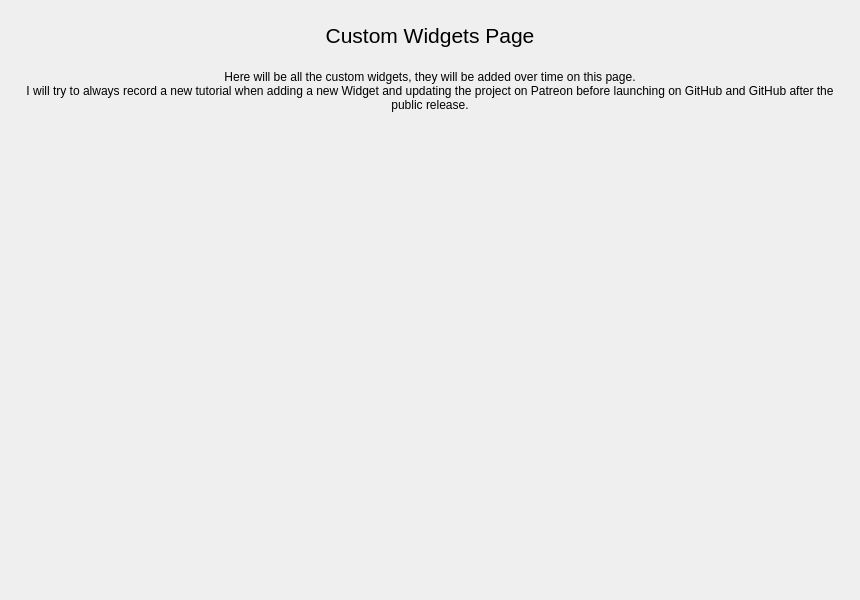
Above: gui/uis/pages/main_pages.ui from Pygentechzw/caseLaws before the change. Below: the same form after it.
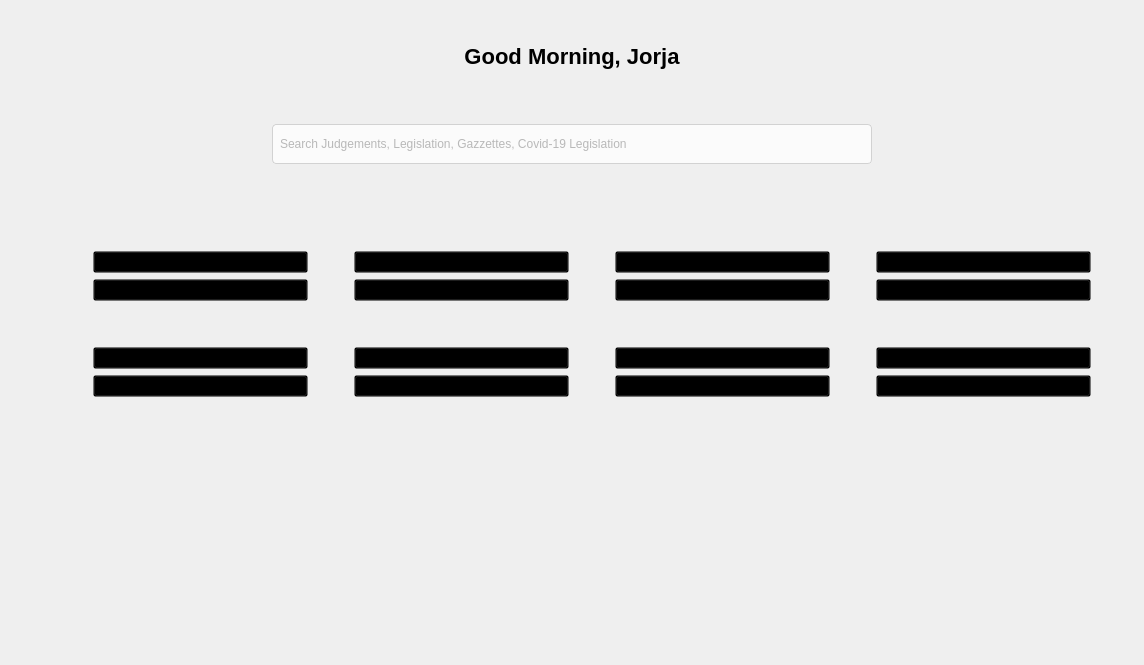
That is the form after the change. Icons and pictures are not drawn.

Commit message: Second Commit (Designed Home Page)

Patch:
```diff
--- a/gui/uis/pages/main_pages.ui
+++ b/gui/uis/pages/main_pages.ui
@@ -6,8 +6,8 @@
    <rect>
     <x>0</x>
     <y>0</y>
-    <width>860</width>
-    <height>600</height>
+    <width>1144</width>
+    <height>665</height>
    </rect>
   </property>
   <property name="windowTitle">
@@ -144,6 +144,701 @@
        </item>
       </layout>
      </widget>
+     <widget class="QWidget" name="caseLawHome">
+      <layout class="QGridLayout" name="gridLayout">
+       <item row="0" column="0">
+        <widget class="QScrollArea" name="scrollArea">
+         <property name="styleSheet">
+          <string notr="true">QWidget{ background-color: transparent ;}
+QScrollArea{
+	background-color: transparent;
+	border:none;}
+
+QScrollBar:horizontal
+    {
+        height: 15px;
+        margin: 3px 15px 3px 15px;
+        border: 3px transparent #2A2929;
+        border-radius: 4px;
+        background-color: black;    /* #2A2929; */
+    }
+
+
+    QScrollBar::handle:horizontal
+    {
+        background-color: white;      /* #605F5F; */
+        min-width: 5px;
+        border-radius: 4px;
+    }
+
+    QScrollBar::add-line:horizontal
+    {
+        margin: 0px 3px 0px 3px;
+        border-image: url(:/qss_icons/rc/right_arrow_disabled.png);
+        width: 10px;
+        height: 10px;
+        subcontrol-position: right;
+        subcontrol-origin: margin;
+    }
+
+    QScrollBar::sub-line:horizontal
+    {
+        margin: 0px 3px 0px 3px;
+        border-image: url(:/qss_icons/rc/left_arrow_disabled.png);
+        height: 10px;
+        width: 10px;
+        subcontrol-position: left;
+        subcontrol-origin: margin;
+    }
+
+    QScrollBar::add-line:horizontal:hover,QScrollBar::add-line:horizontal:on
+    {
+        border-image: url(:/qss_icons/rc/right_arrow.png);
+        height: 10px;
+        width: 10px;
+        subcontrol-position: right;
+        subcontrol-origin: margin;
+    }
+
+
+    QScrollBar::sub-line:horizontal:hover, QScrollBar::sub-line:horizontal:on
+    {
+        border-image: url(:/qss_icons/rc/left_arrow.png);
+        height: 10px;
+        width: 10px;
+        subcontrol-position: left;
+        subcontrol-origin: margin;
+    }
+
+    QScrollBar::up-arrow:horizontal, QScrollBar::down-arrow:horizontal
+    {
+        background: none;
+    }
+
+
+    QScrollBar::add-page:horizontal, QScrollBar::sub-page:horizontal
+    {
+        background: none;
+    }
+
+    QScrollBar:vertical
+    {
+        background-color:#EAEDED;
+        width: 15px;
+        margin: 15px 3px 15px 3px;
+        border: 1px transparent #2A2929;
+        border-radius: 4px;
+    }
+
+    QScrollBar::handle:vertical
+    {
+        background-color: #C7C7C7;         /* #605F5F; */
+        min-height: 9px;
+        border-radius: 4px;
+    }
+
+    QScrollBar::handle:vertical::hover{
+background-color: rgb(0, 95, 184);
+ min-height: 25px;
+        border-radius: 4px;
+}
+
+    QScrollBar::sub-line:vertical
+    {
+        margin: 3px 0px 3px 0px;
+        border-image: url(:/qss_icons/rc/up_arrow_disabled.png);
+        height: 10px;
+        width: 10px;
+        subcontrol-position: top;
+        subcontrol-origin: margin;
+    }
+
+    QScrollBar::add-line:vertical
+    {
+        margin: 3px 0px 3px 0px;
+        border-image: url(:/qss_icons/rc/down_arrow_disabled.png);
+        height: 10px;
+        width: 10px;
+        subcontrol-position: bottom;
+        subcontrol-origin: margin;
+    }
+
+    QScrollBar::sub-line:vertical:hover,QScrollBar::sub-line:vertical:on
+    {
+        border-image: url(:/qss_icons/rc/up_arrow.png);
+        height: 10px;
+        width: 10px;
+        subcontrol-position: top;
+        subcontrol-origin: margin;
+    }
+
+    QScrollBar::add-line:vertical:hover, QScrollBar::add-line:vertical:on
+    {
+        border-image: url(:/qss_icons/rc/down_arrow.png);
+        height: 10px;
+        width: 10px;
+        subcontrol-position: bottom;
+        subcontrol-origin: margin;
+    }
+
+    QScrollBar::up-arrow:vertical, QScrollBar::down-arrow:vertical
+    {
+        background: none;
+    }
+
+    QScrollBar::add-page:vertical, QScrollBar::sub-page:vertical
+    {
+        background: none;
+    }</string>
+         </property>
+         <property name="widgetResizable">
+          <bool>true</bool>
+         </property>
+         <widget class="QWidget" name="scrollAreaWidgetContents">
+          <property name="geometry">
+           <rect>
+            <x>0</x>
+            <y>0</y>
+            <width>1116</width>
+            <height>637</height>
+           </rect>
+          </property>
+          <layout class="QGridLayout" name="gridLayout_3">
+           <item row="0" column="0">
+            <layout class="QGridLayout" name="gridLayout_2">
+             <item row="1" column="0">
+              <spacer name="verticalSpacer_7">
+               <property name="orientation">
+                <enum>Qt::Vertical</enum>
+               </property>
+               <property name="sizeType">
+                <enum>QSizePolicy::Minimum</enum>
+               </property>
+               <property name="sizeHint" stdset="0">
+                <size>
+                 <width>20</width>
+                 <height>20</height>
+                </size>
+               </property>
+              </spacer>
+             </item>
+             <item row="0" column="0" colspan="2">
+              <widget class="QFrame" name="frame">
+               <property name="styleSheet">
+                <string notr="true"/>
+               </property>
+               <property name="frameShape">
+                <enum>QFrame::StyledPanel</enum>
+               </property>
+               <property name="frameShadow">
+                <enum>QFrame::Raised</enum>
+               </property>
+               <layout class="QGridLayout" name="gridLayout_5">
+                <item row="0" column="0">
+                 <layout class="QGridLayout" name="gridLayout_4">
+                  <property name="topMargin">
+                   <number>11</number>
+                  </property>
+                  <property name="bottomMargin">
+                   <number>11</number>
+                  </property>
+                  <property name="verticalSpacing">
+                   <number>15</number>
+                  </property>
+                  <item row="2" column="1">
+                   <widget class="QLineEdit" name="lineEdit">
+                    <property name="minimumSize">
+                     <size>
+                      <width>600</width>
+                      <height>40</height>
+                     </size>
+                    </property>
+                    <property name="styleSheet">
+                     <string notr="true">QLineEdit {
+	/*background-color: qlineargradient(spread:pad, x1:0, y1:0, x2:1, y2:1, stop:0 rgba(58, 74, 99, 255), stop:1 rgba(84, 84, 160, 251));*/
+	background-color: #fbfbfb;
+	border-radius:4px;
+	border:1px solid #d2d2d2;
+	padding: 5px;
+	selection-color:white;
+	selection-background-color:rgb(113, 113, 113);
+	color:rgb(118, 118, 118);
+    
+}
+QLineEdit:focus {
+	border:2px solid #005fb8;
+color: black;
+font-weight:600;}
+</string>
+                    </property>
+                    <property name="placeholderText">
+                     <string>Search Judgements, Legislation, Gazzettes, Covid-19 Legislation</string>
+                    </property>
+                   </widget>
+                  </item>
+                  <item row="2" column="2">
+                   <spacer name="horizontalSpacer_2">
+                    <property name="orientation">
+                     <enum>Qt::Horizontal</enum>
+                    </property>
+                    <property name="sizeHint" stdset="0">
+                     <size>
+                      <width>40</width>
+                      <height>20</height>
+                     </size>
+                    </property>
+                   </spacer>
+                  </item>
+                  <item row="2" column="0">
+                   <spacer name="horizontalSpacer">
+                    <property name="orientation">
+                     <enum>Qt::Horizontal</enum>
+                    </property>
+                    <property name="sizeHint" stdset="0">
+                     <size>
+                      <width>40</width>
+                      <height>20</height>
+                     </size>
+                    </property>
+                   </spacer>
+                  </item>
+                  <item row="0" column="0" colspan="3">
+                   <widget class="QLabel" name="label_2">
+                    <property name="styleSheet">
+                     <string notr="true">font-weight:800;
+font-size:22px;</string>
+                    </property>
+                    <property name="text">
+                     <string>Good Morning, Jorja</string>
+                    </property>
+                    <property name="alignment">
+                     <set>Qt::AlignCenter</set>
+                    </property>
+                    <property name="wordWrap">
+                     <bool>true</bool>
+                    </property>
+                   </widget>
+                  </item>
+                  <item row="1" column="1">
+                   <spacer name="verticalSpacer_3">
+                    <property name="orientation">
+                     <enum>Qt::Vertical</enum>
+                    </property>
+                    <property name="sizeType">
+                     <enum>QSizePolicy::Minimum</enum>
+                    </property>
+                    <property name="sizeHint" stdset="0">
+                     <size>
+                      <width>20</width>
+                      <height>40</height>
+                     </size>
+                    </property>
+                   </spacer>
+                  </item>
+                 </layout>
+                </item>
+               </layout>
+              </widget>
+             </item>
+             <item row="2" column="0" colspan="2">
+              <widget class="QFrame" name="frame_2">
+               <property name="minimumSize">
+                <size>
+                 <width>0</width>
+                 <height>100</height>
+                </size>
+               </property>
+               <property name="styleSheet">
+                <string notr="true">QFrame{background-color: transparent;border: 0px solid #E5E5E5;border-radius: 8px;padding:2px;}
+color: rgb(245, 245, 245);</string>
+               </property>
+               <property name="frameShape">
+                <enum>QFrame::StyledPanel</enum>
+               </property>
+               <property name="frameShadow">
+                <enum>QFrame::Raised</enum>
+               </property>
+               <layout class="QGridLayout" name="gridLayout_13">
+                <item row="0" column="0">
+                 <layout class="QGridLayout" name="gridLayout_12">
+                  <property name="leftMargin">
+                   <number>10</number>
+                  </property>
+                  <property name="topMargin">
+                   <number>10</number>
+                  </property>
+                  <property name="rightMargin">
+                   <number>10</number>
+                  </property>
+                  <property name="bottomMargin">
+                   <number>10</number>
+                  </property>
+                  <item row="1" column="0">
+                   <layout class="QGridLayout" name="gridLayout_10">
+                    <property name="leftMargin">
+                     <number>10</number>
+                    </property>
+                    <property name="rightMargin">
+                     <number>10</number>
+                    </property>
+                    <item row="0" column="5">
+                     <layout class="QGridLayout" name="gridLayout_7">
+                      <item row="0" column="0">
+                       <widget class="QPushButton" name="pushButton_6">
+                        <property name="cursor">
+                         <cursorShape>PointingHandCursor</cursorShape>
+                        </property>
+                        <property name="text">
+                         <string/>
+                        </property>
+                        <property name="iconSize">
+                         <size>
+                          <width>60</width>
+                          <height>60</height>
+                         </size>
+                        </property>
+                       </widget>
+                      </item>
+                      <item row="1" column="0">
+                       <widget class="QPushButton" name="pushButton_5">
+                        <property name="cursor">
+                         <cursorShape>PointingHandCursor</cursorShape>
+                        </property>
+                        <property name="text">
+                         <string>Covid-19 Legislation</string>
+                        </property>
+                       </widget>
+                      </item>
+                     </layout>
+                    </item>
+                    <item row="0" column="2">
+                     <spacer name="horizontalSpacer_3">
+                      <property name="orientation">
+                       <enum>Qt::Horizontal</enum>
+                      </property>
+                      <property name="sizeType">
+                       <enum>QSizePolicy::Minimum</enum>
+                      </property>
+                      <property name="sizeHint" stdset="0">
+                       <size>
+                        <width>40</width>
+                        <height>20</height>
+                       </size>
+                      </property>
+                     </spacer>
+                    </item>
+                    <item row="0" column="3">
+                     <layout class="QGridLayout" name="gridLayout_8">
+                      <item row="0" column="0">
+                       <widget class="QPushButton" name="pushButton_4">
+                        <property name="cursor">
+                         <cursorShape>PointingHandCursor</cursorShape>
+                        </property>
+                        <property name="text">
+                         <string/>
+                        </property>
+                        <property name="iconSize">
+                         <size>
+                          <width>60</width>
+                          <height>60</height>
+                         </size>
+                        </property>
+                       </widget>
+                      </item>
+                      <item row="1" column="0">
+                       <widget class="QPushButton" name="pushButton_3">
+                        <property name="cursor">
+                         <cursorShape>PointingHandCursor</cursorShape>
+                        </property>
+                        <property name="text">
+                         <string>Legislation</string>
+                        </property>
+                       </widget>
+                      </item>
+                     </layout>
+                    </item>
+                    <item row="0" column="1">
+                     <layout class="QGridLayout" name="gridLayout_9">
+                      <item row="0" column="0">
+                       <widget class="QPushButton" name="pushButton_2">
+                        <property name="cursor">
+                         <cursorShape>PointingHandCursor</cursorShape>
+                        </property>
+                        <property name="text">
+                         <string/>
+                        </property>
+                        <property name="iconSize">
+                         <size>
+                          <width>60</width>
+                          <height>60</height>
+                         </size>
+                        </property>
+                       </widget>
+                      </item>
+                      <item row="1" column="0">
+                       <widget class="QPushButton" name="pushButton">
+                        <property name="cursor">
+                         <cursorShape>PointingHandCursor</cursorShape>
+                        </property>
+                        <property name="text">
+                         <string>Judgements</string>
+                        </property>
+                       </widget>
+                      </item>
+                     </layout>
+                    </item>
+                    <item row="2" column="7">
+                     <widget class="QPushButton" name="pushButton_18">
+                      <property name="cursor">
+                       <cursorShape>PointingHandCursor</cursorShape>
+                      </property>
+                      <property name="text">
+                       <string/>
+                      </property>
+                      <property name="iconSize">
+                       <size>
+                        <width>60</width>
+                        <height>60</height>
+                       </size>
+                      </property>
+                     </widget>
+                    </item>
+                    <item row="2" column="3">
+                     <widget class="QPushButton" name="pushButton_10">
+                      <property name="cursor">
+                       <cursorShape>PointingHandCursor</cursorShape>
+                      </property>
+                      <property name="text">
+                       <string/>
+                      </property>
+                      <property name="iconSize">
+                       <size>
+                        <width>60</width>
+                        <height>60</height>
+                       </size>
+                      </property>
+                     </widget>
+                    </item>
+                    <item row="3" column="1">
+                     <widget class="QPushButton" name="pushButton_15">
+                      <property name="cursor">
+                       <cursorShape>PointingHandCursor</cursorShape>
+                      </property>
+                      <property name="text">
+                       <string>Judges</string>
+                      </property>
+                     </widget>
+                    </item>
+                    <item row="3" column="7">
+                     <widget class="QPushButton" name="pushButton_19">
+                      <property name="cursor">
+                       <cursorShape>PointingHandCursor</cursorShape>
+                      </property>
+                      <property name="text">
+                       <string>Documents</string>
+                      </property>
+                     </widget>
+                    </item>
+                    <item row="2" column="1">
+                     <widget class="QPushButton" name="pushButton_14">
+                      <property name="cursor">
+                       <cursorShape>PointingHandCursor</cursorShape>
+                      </property>
+                      <property name="text">
+                       <string/>
+                      </property>
+                      <property name="iconSize">
+                       <size>
+                        <width>60</width>
+                        <height>60</height>
+                       </size>
+                      </property>
+                     </widget>
+                    </item>
+                    <item row="1" column="3">
+                     <spacer name="verticalSpacer_2">
+                      <property name="orientation">
+                       <enum>Qt::Vertical</enum>
+                      </property>
+                      <property name="sizeHint" stdset="0">
+                       <size>
+                        <width>20</width>
+                        <height>40</height>
+                       </size>
+                      </property>
+                     </spacer>
+                    </item>
+                    <item row="6" column="5">
+                     <spacer name="verticalSpacer_5">
+                      <property name="orientation">
+                       <enum>Qt::Vertical</enum>
+                      </property>
+                      <property name="sizeHint" stdset="0">
+                       <size>
+                        <width>20</width>
+                        <height>40</height>
+                       </size>
+                      </property>
+                     </spacer>
+                    </item>
+                    <item row="2" column="5">
+                     <widget class="QPushButton" name="pushButton_16">
+                      <property name="cursor">
+                       <cursorShape>PointingHandCursor</cursorShape>
+                      </property>
+                      <property name="text">
+                       <string/>
+                      </property>
+                      <property name="iconSize">
+                       <size>
+                        <width>60</width>
+                        <height>60</height>
+                       </size>
+                      </property>
+                     </widget>
+                    </item>
+                    <item row="3" column="3">
+                     <widget class="QPushButton" name="pushButton_11">
+                      <property name="cursor">
+                       <cursorShape>PointingHandCursor</cursorShape>
+                      </property>
+                      <property name="text">
+                       <string>Courts</string>
+                      </property>
+                     </widget>
+                    </item>
+                    <item row="0" column="6">
+                     <spacer name="horizontalSpacer_6">
+                      <property name="orientation">
+                       <enum>Qt::Horizontal</enum>
+                      </property>
+                      <property name="sizeType">
+                       <enum>QSizePolicy::Minimum</enum>
+                      </property>
+                      <property name="sizeHint" stdset="0">
+                       <size>
+                        <width>40</width>
+                        <height>20</height>
+                       </size>
+                      </property>
+                     </spacer>
+                    </item>
+                    <item row="0" column="7">
+                     <layout class="QGridLayout" name="gridLayout_6">
+                      <item row="0" column="0">
+                       <widget class="QPushButton" name="pushButton_8">
+                        <property name="cursor">
+                         <cursorShape>PointingHandCursor</cursorShape>
+                        </property>
+                        <property name="text">
+                         <string/>
+                        </property>
+                        <property name="iconSize">
+                         <size>
+                          <width>60</width>
+                          <height>60</height>
+                         </size>
+                        </property>
+                       </widget>
+                      </item>
+                      <item row="1" column="0">
+                       <widget class="QPushButton" name="pushButton_7">
+                        <property name="cursor">
+                         <cursorShape>PointingHandCursor</cursorShape>
+                        </property>
+                        <property name="text">
+                         <string>Gazettes</string>
+                        </property>
+                       </widget>
+                      </item>
+                     </layout>
+                    </item>
+                    <item row="0" column="4">
+                     <spacer name="horizontalSpacer_4">
+                      <property name="orientation">
+                       <enum>Qt::Horizontal</enum>
+                      </property>
+                      <property name="sizeType">
+                       <enum>QSizePolicy::Minimum</enum>
+                      </property>
+                      <property name="sizeHint" stdset="0">
+                       <size>
+                        <width>40</width>
+                        <height>20</height>
+                       </size>
+                      </property>
+                     </spacer>
+                    </item>
+                    <item row="3" column="5">
+                     <widget class="QPushButton" name="pushButton_17">
+                      <property name="cursor">
+                       <cursorShape>PointingHandCursor</cursorShape>
+                      </property>
+                      <property name="text">
+                       <string>Speeches</string>
+                      </property>
+                     </widget>
+                    </item>
+                    <item row="0" column="0">
+                     <spacer name="horizontalSpacer_5">
+                      <property name="orientation">
+                       <enum>Qt::Horizontal</enum>
+                      </property>
+                      <property name="sizeType">
+                       <enum>QSizePolicy::Minimum</enum>
+                      </property>
+                      <property name="sizeHint" stdset="0">
+                       <size>
+                        <width>40</width>
+                        <height>20</height>
+                       </size>
+                      </property>
+                     </spacer>
+                    </item>
+                   </layout>
+                  </item>
+                  <item row="0" column="0">
+                   <spacer name="verticalSpacer_4">
+                    <property name="orientation">
+                     <enum>Qt::Vertical</enum>
+                    </property>
+                    <property name="sizeType">
+                     <enum>QSizePolicy::Minimum</enum>
+                    </property>
+                    <property name="sizeHint" stdset="0">
+                     <size>
+                      <width>20</width>
+                      <height>20</height>
+                     </size>
+                    </property>
+                   </spacer>
+                  </item>
+                 </layout>
+                </item>
+                <item row="1" column="0">
+                 <spacer name="verticalSpacer">
+                  <property name="orientation">
+                   <enum>Qt::Vertical</enum>
+                  </property>
+                  <property name="sizeHint" stdset="0">
+                   <size>
+                    <width>20</width>
+                    <height>40</height>
+                   </size>
+                  </property>
+                 </spacer>
+                </item>
+               </layout>
+              </widget>
+             </item>
+            </layout>
+           </item>
+          </layout>
+         </widget>
+        </widget>
+       </item>
+      </layout>
+     </widget>
      <widget class="QWidget" name="page_2">
       <layout class="QVBoxLayout" name="page_2_layout">
        <property name="spacing">
@@ -183,8 +878,8 @@
            <rect>
             <x>0</x>
             <y>0</y>
-            <width>840</width>
-            <height>580</height>
+            <width>214</width>
+            <height>266</height>
            </rect>
           </property>
           <property name="styleSheet">
```
The commit also changes 11 other files.
